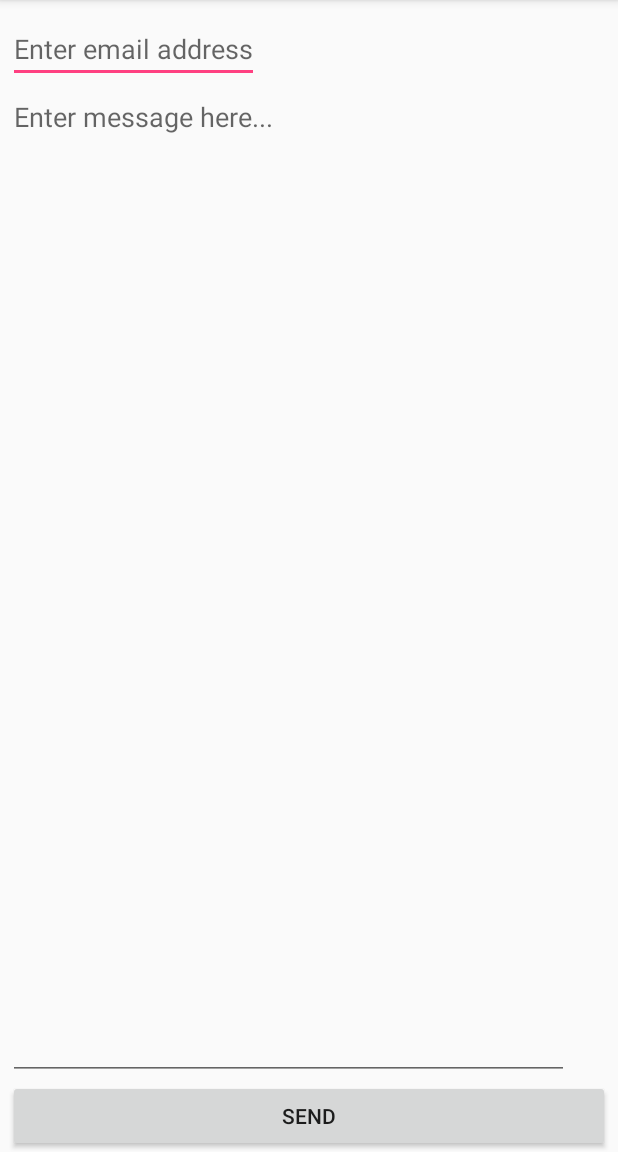
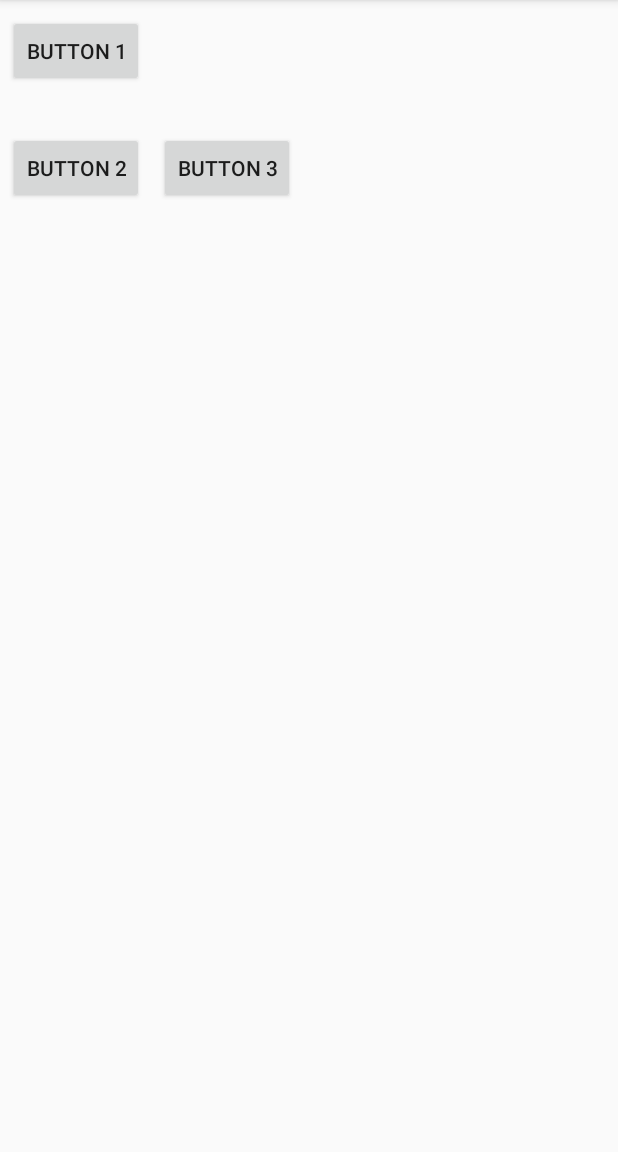
Before and after one commit to varunkeerthy/campaign-android-app, an Android app: the screen it shows after launch (MainActivity), on a phone screen of 412 x 824 dp, the part 84-1236 px from its top. Run offline under Robolectric (Android 15) with nearby library versions, the phone set to English and light mode, and no system bars.

Commit message:
Feature: Lecture 10: Relative layout

```diff
--- a/app/src/main/res/layout/activity_main.xml
+++ b/app/src/main/res/layout/activity_main.xml
@@ -1,5 +1,5 @@
 <?xml version="1.0" encoding="utf-8"?>
-<LinearLayout xmlns:android="http://schemas.android.com/apk/res/android"
+<RelativeLayout xmlns:android="http://schemas.android.com/apk/res/android"
 
     xmlns:tools="http://schemas.android.com/tools"
     android:id="@+id/activity_main"
@@ -11,29 +11,30 @@
     android:paddingLeft="5dp"
     tools:context=".MainActivity">
 
+<Button
+    android:layout_width="wrap_content"
+    android:layout_height="wrap_content"
+    android:id="@+id/buone"
+    android:text="Button 1"/>
 
-    <EditText
-        android:id="@+id/emailAddress"
-        android:layout_width="wrap_content"
-        android:layout_height="wrap_content"
-        android:inputType="textEmailAddress"
-        android:hint="Enter email address" />
-
-    <EditText
-        android:id="@+id/userMessage"
-        android:layout_width="374dp"
-        android:layout_height="0dp"
-        android:layout_weight="1"
-        android:gravity="top"
-        android:hint="Enter message here..."
-        android:inputType="textEmailAddress" />
-
-    <Button
-        android:id="@+id/send"
-        android:layout_width="match_parent"
-        android:layout_height="wrap_content"
-        android:text="Send"
-        android:layout_gravity="center"/>
+<Button
+    android:layout_width="wrap_content"
+    android:layout_height="wrap_content"
+    android:id="@+id/butwo"
+    android:text="Button 2"
+    android:layout_marginTop="30dp"
+    android:layout_marginRight="10dp"
+    android:layout_below="@+id/buone"/>
 
 
-</LinearLayout>
+<Button
+    android:layout_width="wrap_content"
+    android:layout_height="wrap_content"
+    android:id="@+id/buthree"
+    android:text="Button 3"
+    android:layout_toRightOf="@+id/butwo"
+    android:layout_marginTop="30dp"
+    android:layout_below="@+id/buone"/>
+
+
+</RelativeLayout>
```
